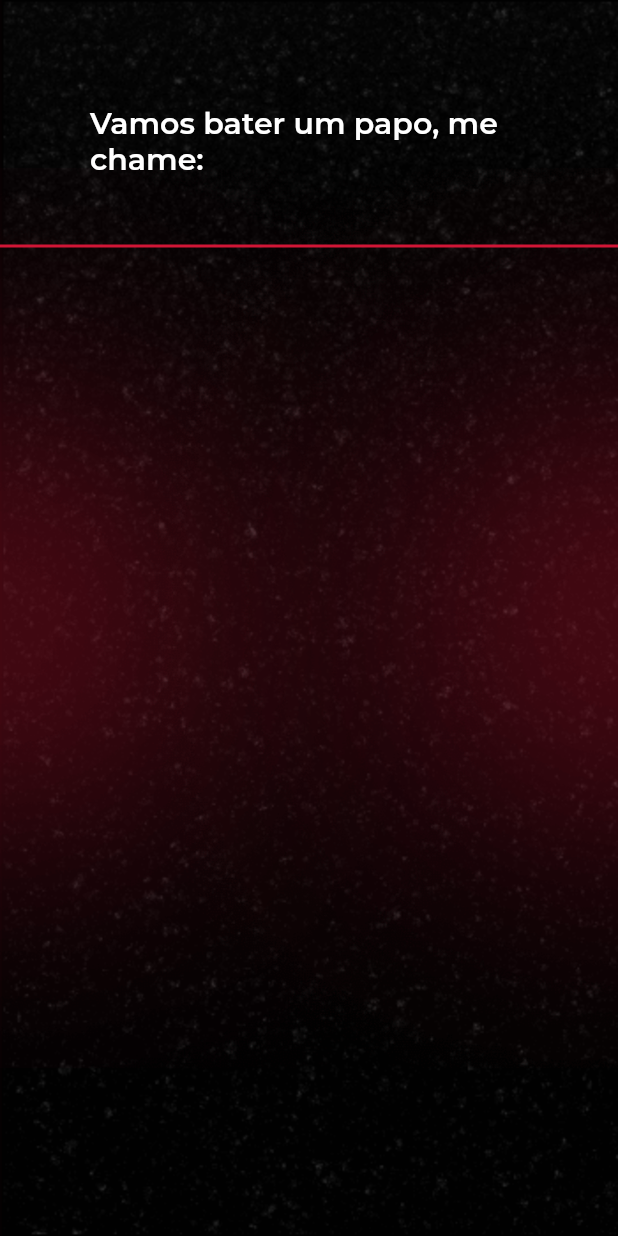
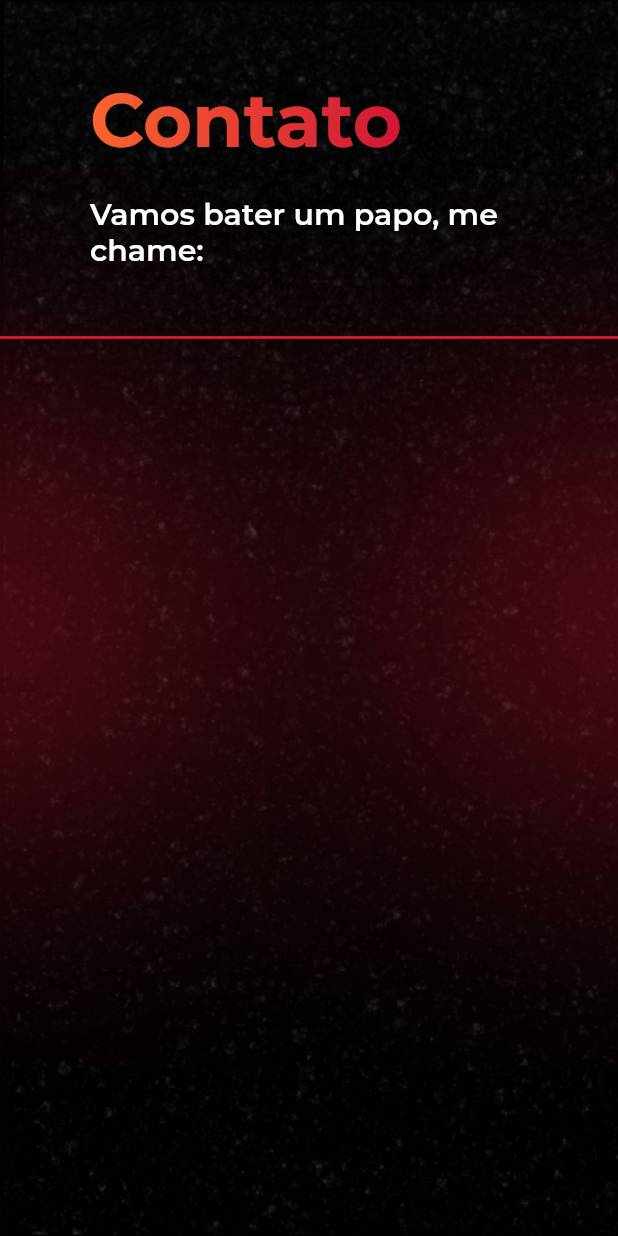
Before and after one commit to felipecastrosales/site, a Flutter app: the ContactWeb widget shown alone on an empty page, opened directly with empty values, on a phone screen of 412 x 824 dp. Run offline on Flutter 3.47's test engine with Material 2 defaults, Android fonts, the light colour scheme and no system bars; our stand-ins replace auto_size_text, flutter_svg, google_fonts, lottie, url_strategy.

Commit message:
chore: trying other form to put gradient, but have a limitation on web - sad. ISSUE 82617 on Flutter

```diff
--- a/lib/app/core/app_customs/app_list_color.dart
+++ b/lib/app/core/app_customs/app_list_color.dart
@@ -19,7 +19,6 @@ class AppListColor {
 
   static const divider = [
     AppColors.orange,
-
     AppColors.primary,
   ];
 }
--- a/lib/app/home/components/contact/contact_web.dart
+++ b/lib/app/home/components/contact/contact_web.dart
@@ -55,6 +55,7 @@ class ContactWeb extends StatelessWidget {
             const WebBody(
               children: [
                 SectionTitle(
+                  isWeb: true,
                   paddingTop: 50,
                   paddingBottom: 20,
                   title: 'Contato',
--- a/lib/app/home/components/experience/experience_web.dart
+++ b/lib/app/home/components/experience/experience_web.dart
@@ -36,6 +36,7 @@ class ExperienceWeb extends StatelessWidget {
             WebBody(
               children: [
                 const SectionTitle(
+                  isWeb: true,
                   paddingTop: 50,
                   paddingBottom: 20,
                   title: 'Experiência',
--- a/lib/app/home/components/projects/projects_web.dart
+++ b/lib/app/home/components/projects/projects_web.dart
@@ -33,6 +33,7 @@ class ProjectsWeb extends StatelessWidget {
             WebBody(
               children: [
                 const SectionTitle(
+                  isWeb: true,
                   paddingTop: 50,
                   paddingBottom: 8,
                   title: 'Projetos',
--- a/lib/app/widgets/section/components/gradient_text.dart
+++ b/lib/app/widgets/section/components/gradient_text.dart
@@ -1,32 +1,79 @@
 import 'package:flutter/material.dart';
 
-import 'package:site/app/core/app_customs/app_customs.dart';
+class GradientText extends StatelessWidget {
+  final String text;
+  final List<Color> colors;
+  final double radius;
+  final GradientDirection? gradientDirection;
+  final GradientType gradientType;
+  final TextOverflow? overflow;
+  final TextStyle? style;
+  final TextAlign? textAlign;
 
-class GradientText extends StatelessWidget {
-  const GradientText({
+  const GradientText(
+    this.text, {
     super.key,
-    this.isWeb = false,
-    required this.title,
-    required this.gradient,
-  });
-
-  final bool isWeb;
-  final String title;
-  final Gradient gradient;
+    required this.colors,
+    this.gradientDirection = GradientDirection.ltr,
+    this.gradientType = GradientType.linear,
+    this.radius = 1.0,
+    this.overflow,
+    this.style,
+    this.textAlign,
+  }) : assert(
+          colors.length >= 2,
+          'Colors list must have at least two colors',
+        );
 
   @override
   Widget build(BuildContext context) {
     return ShaderMask(
-      blendMode: BlendMode.srcIn,
-      shaderCallback: (bounds) => gradient.createShader(
-        Rect.fromLTWH(0, 0, bounds.width, bounds.height),
-      ),
+      shaderCallback: (final Rect bounds) {
+        switch (gradientType) {
+          case GradientType.linear:
+            final Map<String, Alignment> map = {};
+            switch (gradientDirection) {
+              case GradientDirection.rtl:
+                map['begin'] = Alignment.centerRight;
+                map['end'] = Alignment.centerLeft;
+                break;
+              case GradientDirection.ttb:
+                map['begin'] = Alignment.topCenter;
+                map['end'] = Alignment.bottomCenter;
+                break;
+              case GradientDirection.btt:
+                map['begin'] = Alignment.bottomCenter;
+                map['end'] = Alignment.topCenter;
+                break;
+              default:
+                map['begin'] = Alignment.centerLeft;
+                map['end'] = Alignment.centerRight;
+                break;
+            }
+            return LinearGradient(
+              begin: map['begin']!,
+              colors: colors,
+              end: map['end']!,
+            ).createShader(bounds);
+          case GradientType.radial:
+            return RadialGradient(
+              colors: colors,
+              radius: radius,
+            ).createShader(bounds);
+        }
+      },
       child: Text(
-        title,
-        textAlign: TextAlign.start,
-        style:
-            isWeb ? AppTexts.presentationTitleWeb : AppTexts.presentationTitle,
+        text,
+        overflow: overflow,
+        style: style != null
+            ? style?.copyWith(color: Colors.white)
+            : const TextStyle(color: Colors.white),
+        textAlign: textAlign,
       ),
     );
   }
 }
+
+enum GradientType { linear, radial }
+
+enum GradientDirection { btt, ltr, rtl, ttb }
--- a/lib/app/widgets/section/section_title.dart
+++ b/lib/app/widgets/section/section_title.dart
@@ -1,4 +1,7 @@
 import 'package:flutter/material.dart';
+import 'package:site/app/core/app_customs/app_customs.dart';
+
+import 'components/gradient_text.dart';
 
 class SectionTitle extends StatelessWidget {
   const SectionTitle({
@@ -18,11 +21,12 @@ class SectionTitle extends StatelessWidget {
   Widget build(BuildContext context) {
     return Container(
       padding: EdgeInsets.only(top: paddingTop, bottom: paddingBottom),
-      // child: GradientText(
-      //   isWeb: isWeb,
-      //   title: title,
-      //   gradient: AppGradients.divider,
-      // ),
+      child: GradientText(
+        title,
+        colors: AppListColor.divider,
+        style:
+            isWeb ? AppTexts.presentationTitleWeb : AppTexts.presentationTitle,
+      ),
     );
   }
 }
```
